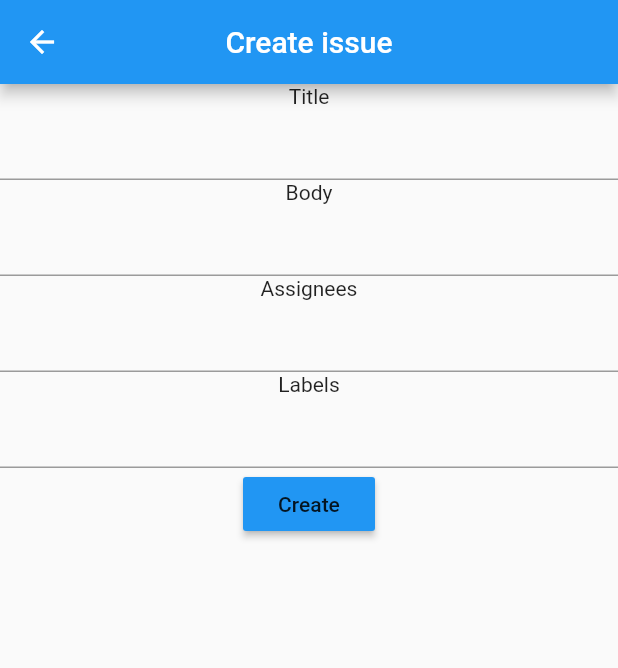
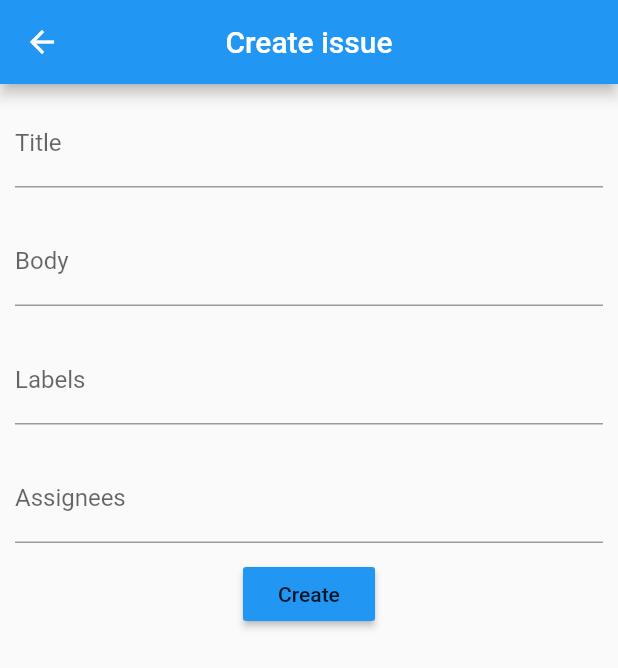
Before and after one commit to amxik/app_for_github, a Flutter app: the AddIssuePage screen opened by its route, after a tap on "Create", on a phone screen of 412 x 824 dp. Shown: the top 668 px of the screen. Run offline on Flutter 3.47's test engine with Material 2 defaults, Android fonts, the phone set to English and light mode, and no system bars; network calls fail.

Commit message:
fixed code style problems

```diff
--- a/lib/main.dart
+++ b/lib/main.dart
@@ -1,6 +1,8 @@
+import 'package:app_for_github/services/navigation.dart';
 import 'package:app_for_github/services/routes.dart';
 import 'package:flutter/material.dart';
 
 void main() => runApp(MaterialApp(
+      initialRoute: NavigationRoutes.repos,
       onGenerateRoute: Routes.generateRoute,
     ));
--- a/lib/models/issue_entity.dart
+++ b/lib/models/issue_entity.dart
@@ -1,11 +1,11 @@
 import 'dart:convert';
 
 class IssueEntity {
-  int number;
-  String title;
-  String body;
-  List<String> assignees;
-  List<String> labels;
+ final int number;
+ final String title;
+ final String body;
+ final List<String> assignees;
+ final List<String> labels;
 
   IssueEntity(
       {this.number, this.title, this.body, this.assignees, this.labels});
--- a/lib/pages/add_issue_page.dart
+++ b/lib/pages/add_issue_page.dart
@@ -1,25 +1,31 @@
 import 'package:app_for_github/models/issue_entity.dart';
 import 'package:app_for_github/api/issue_entity_api.dart';
-import 'package:app_for_github/services/dialog_service.dart';
 import 'package:flutter/material.dart';
 
 const double containerPadding = 10.0;
 
-class AddIssuePage extends StatelessWidget {
+class AddIssuePage extends StatefulWidget {
   final IssueEntityApi _repository;
-  final DialogService _dialogService;
   final String _repoName;
 
-  AddIssuePage(this._repoName, this._repository, this._dialogService);
+  final GlobalKey<ScaffoldState> _scaffoldKey = new GlobalKey<ScaffoldState>();
+
+  AddIssuePage(this._repoName, this._repository);
+
+  @override
+  _AddIssuePageState createState() => _AddIssuePageState();
+}
+
+class _AddIssuePageState extends State<AddIssuePage> {
+  String title;
+  String body;
+  List<String> labels;
+  List<String> assignees;
 
   @override
   Widget build(BuildContext context) {
-    String title;
-    String body;
-    List<String> labels;
-    List<String> assignees;
-
     return Scaffold(
+      key: widget._scaffoldKey,
       appBar: AppBar(
         title: Text("Create issue"),
         centerTitle: true,
@@ -28,54 +34,10 @@ class AddIssuePage extends StatelessWidget {
         child: Column(
           mainAxisAlignment: MainAxisAlignment.spaceEvenly,
           children: <Widget>[
-            Container(
-              child: Column(
-                children: <Widget>[
-                  Text("Title"),
-                  TextField(
-                    onChanged: (text) {
-                      title = text;
-                    },
-                  ),
-                ],
-              ),
-            ),
-            Container(
-              child: Column(
-                children: <Widget>[
-                  Text("Body"),
-                  TextField(
-                    onChanged: (text) {
-                      body = text;
-                    },
-                  ),
-                ],
-              ),
-            ),
-            Container(
-              child: Column(
-                children: <Widget>[
-                  Text("Assignees"),
-                  TextField(
-                    onChanged: (text) {
-                      assignees = text.split(" ");
-                    },
-                  ),
-                ],
-              ),
-            ),
-            Container(
-              child: Column(
-                children: <Widget>[
-                  Text("Labels"),
-                  TextField(
-                    onChanged: (text) {
-                      labels = text.split(" ");
-                    },
-                  ),
-                ],
-              ),
-            ),
+            _getTextField("Title"),
+            _getTextField("Body"),
+            _getTextField("Labels"),
+            _getTextField("Assignees"),
             Container(
               child: RaisedButton(
                 color: Colors.blue,
@@ -86,10 +48,9 @@ class AddIssuePage extends StatelessWidget {
                       body: body,
                       labels: labels,
                       assignees: assignees);
-                  IssueEntity newIssue =
-                      await _repository.addIssue(issue, _repoName);
-                  _dialogService.showDialogueAfterAddingIssue(
-                      context, newIssue.number);
+                  IssueEntity newIssue = await widget._repository
+                      .addIssue(issue, widget._repoName);
+                  await _showInSnackBar(newIssue.number);
                 },
               ),
             )
@@ -98,4 +59,36 @@ class AddIssuePage extends StatelessWidget {
       ),
     );
   }
+
+  Widget _getTextField(String fieldTitle) {
+    return Container(
+      padding: EdgeInsets.all(containerPadding),
+      child: TextFormField(
+        onChanged: (text) {
+          switch (fieldTitle) {
+            case ("Title"):
+              title = text;
+              break;
+            case ("Body"):
+              body = text;
+              break;
+            case ("Labels"):
+              labels = text.split(" ");
+              break;
+            case ("Assignees"):
+              assignees = text.split(" ");
+              break;
+          }
+        },
+        decoration:
+            InputDecoration(hintText: fieldTitle, labelText: fieldTitle),
+      ),
+    );
+  }
+
+  Future<void> _showInSnackBar(int number) async {
+    ScaffoldFeatureController controller = widget._scaffoldKey.currentState.showSnackBar(new SnackBar(
+        content: Text(number != null ? "Issue #$number created" : "Error"),
+    duration: Duration(seconds: 1)));
+  }
 }
--- a/lib/pages/issues_page.dart
+++ b/lib/pages/issues_page.dart
@@ -48,9 +48,9 @@ class IssuesPage extends StatelessWidget {
               })
           : NoContentWidget("No Issues");
     } else if (snapshot.hasError) {
-      return WidgetForError(snapshot);
+      return AppErrorWidget(snapshot);
     } else {
-      return ProgressAppIndicator();
+      return IndicatorWidget();
     }
   }
 }
--- a/lib/pages/repos_page.dart
+++ b/lib/pages/repos_page.dart
@@ -37,9 +37,9 @@ class ReposPage extends StatelessWidget {
               })
           : NoContentWidget("No Repositories");
     } else if (snapshot.hasError) {
-      return WidgetForError(snapshot);
+      return AppErrorWidget(snapshot);
     } else {
-      return ProgressAppIndicator();
+      return IndicatorWidget();
     }
   }
 }
--- a/lib/services/navigation.dart
+++ b/lib/services/navigation.dart
@@ -1,7 +1,7 @@
 import 'package:flutter/material.dart';
 
 class NavigationRoutes {
-  static const String repos = "/repos";
+  static const String repos = "/";
   static const String issues = "/issues";
   static const String addIssue = "/addIssue";
 }
--- a/lib/services/routes.dart
+++ b/lib/services/routes.dart
@@ -3,32 +3,29 @@ import 'package:app_for_github/pages/issues_page.dart';
 import 'package:app_for_github/pages/repos_page.dart';
 import 'package:app_for_github/api/issue_entity_api.dart';
 import 'package:app_for_github/api/repo_entity_api.dart';
-import 'package:app_for_github/services/dialog_service.dart';
 import 'package:app_for_github/services/navigation.dart';
 import 'package:flutter/material.dart';
 
 class Routes {
-  static final NavigationService _service = NavigationService();
-  static final RepoEntityApi _repoEntityRepository = RepoEntityApi();
-  static final IssueEntityApi _issueEntityRepository = IssueEntityApi();
-  static final DialogService _dialogService = DialogService();
+  static final NavigationService _navigationService = NavigationService();
+  static final RepoEntityApi _repoEntityApi = RepoEntityApi();
+  static final IssueEntityApi _issueEntityApi = IssueEntityApi();
 
   static Route<dynamic> generateRoute(RouteSettings settings) {
     switch (settings.name) {
       case NavigationRoutes.repos:
         return MaterialPageRoute(
-            builder: (context) => ReposPage(_repoEntityRepository));
+            builder: (context) => ReposPage(_repoEntityApi));
       case NavigationRoutes.issues:
         return MaterialPageRoute(
             builder: (context) => IssuesPage(
-                settings.arguments, _service, _issueEntityRepository));
+                settings.arguments, _navigationService, _issueEntityApi));
       case NavigationRoutes.addIssue:
         return MaterialPageRoute(
             builder: (context) => AddIssuePage(
-                settings.arguments, _issueEntityRepository, _dialogService));
+                settings.arguments, _issueEntityApi));
       default:
-        return MaterialPageRoute(
-            builder: (context) => ReposPage(_repoEntityRepository));
+        return throw "Routes error default";
     }
   }
 }
--- a/lib/services/url.dart
+++ b/lib/services/url.dart
@@ -1,7 +1,7 @@
 class UrlService {
   final String _endPoint = "https://api.github.com";
   final String _token =
-      "?access_token=ad129d37eedbb12abc29a51f11c8b1c133b3ac4f";
+      "?access_token=f3d6ca3b33d6e998112dc1b8c38a55e713686e35";
   final String login = "amxik";
 
   String getReposUrl() {
--- a/lib/widgets/error.dart
+++ b/lib/widgets/error.dart
@@ -1,9 +1,9 @@
 import 'package:flutter/material.dart';
 
-class WidgetForError extends StatelessWidget {
+class AppErrorWidget extends StatelessWidget {
   final AsyncSnapshot snapshot;
 
-  WidgetForError(this.snapshot);
+  AppErrorWidget(this.snapshot);
 
   @override
   Widget build(BuildContext context) {
--- a/lib/widgets/indicator.dart
+++ b/lib/widgets/indicator.dart
@@ -1,6 +1,6 @@
 import 'package:flutter/material.dart';
 
-class ProgressAppIndicator extends StatelessWidget {
+class IndicatorWidget extends StatelessWidget {
   @override
   Widget build(BuildContext context) {
     return Center(
```
Also changed, not shown: lib/services/dialog_service.dart (deleted, +0 -30 lines).
